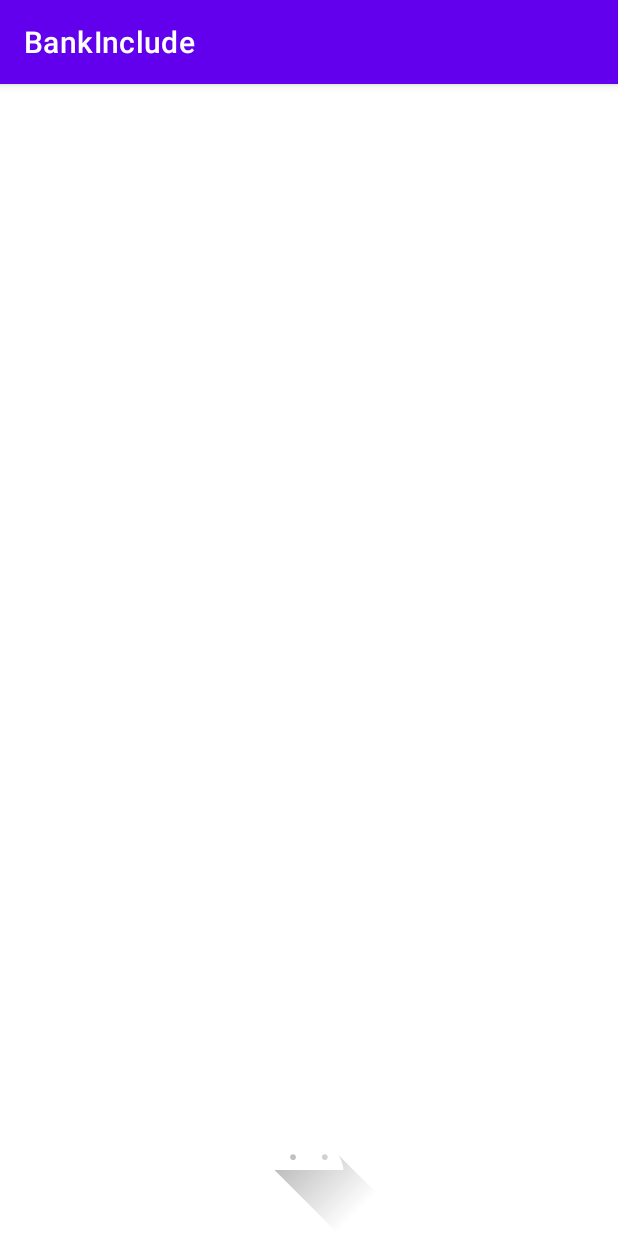
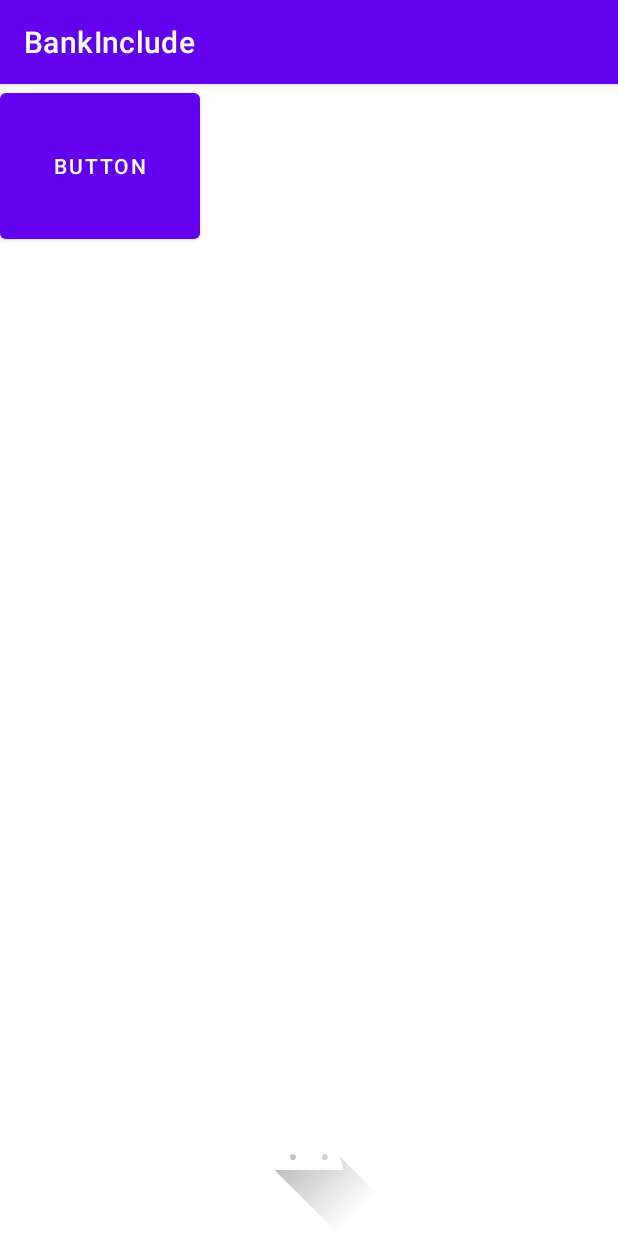
Before and after one commit to Yesica7888/Bankinclude, an Android app: the screen it shows after launch (MainActivity), on a phone screen of 412 x 824 dp. Run offline under Robolectric (Android 15) with nearby library versions, the phone set to English and light mode, and no system bars.

Commit message:
cambio interfaz
agregando botón ok

```diff
--- a/app/src/main/res/layout/activity_main.xml
+++ b/app/src/main/res/layout/activity_main.xml
@@ -2,25 +2,34 @@
 <RelativeLayout xmlns:android="http://schemas.android.com/apk/res/android"
     xmlns:app="http://schemas.android.com/apk/res-auto"
     xmlns:tools="http://schemas.android.com/tools"
+    android:id="@+id/btn_ok"
     android:layout_width="match_parent"
     android:layout_height="match_parent"
     tools:context=".MainActivity">
+
     <ImageButton
         android:id="@+id/img_btn_hablar"
         android:layout_width="wrap_content"
         android:layout_height="wrap_content"
         android:layout_alignParentBottom="true"
         android:layout_centerHorizontal="true"
-        android:contentDescription="@string/app_name"
-        android:background="@drawable/ic_launcher_foreground" />
+        android:background="@drawable/ic_launcher_foreground"
+        android:contentDescription="@string/app_name" />
+
     <TextView
+        android:id="@+id/txtGrabarVoz"
         android:layout_width="match_parent"
         android:layout_height="wrap_content"
-        android:id="@+id/txtGrabarVoz"
+        android:layout_alignParentStart="true"
+        android:layout_alignParentLeft="true"
         android:layout_alignParentTop="true"
-        android:layout_alignParentLeft="true"
-        android:layout_alignParentStart="true"
         android:phoneNumber="false"
         android:textSize="30dp" />
 
+    <Button
+        android:id="@+id/button"
+        android:layout_width="133dp"
+        android:layout_height="109dp"
+        android:text="Button" />
+
 </RelativeLayout>
```
